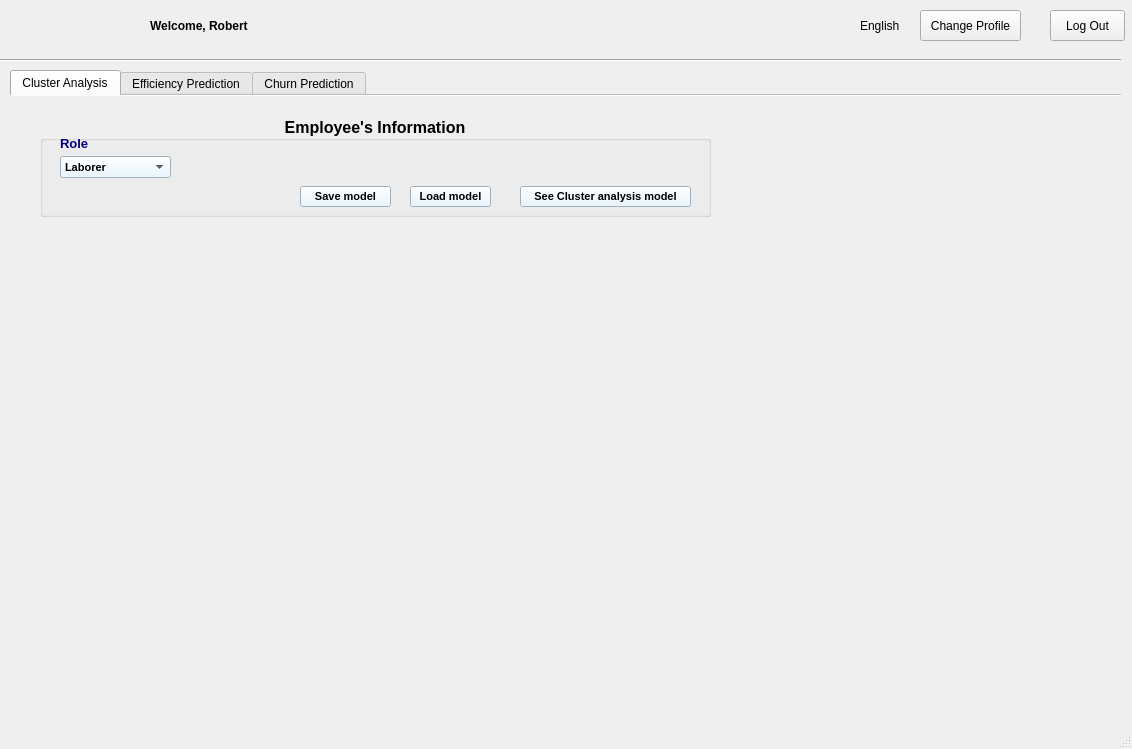
ThongNguyen0509/MLBA-Factory-Management, file ui/ML.ui: the form before one commit.
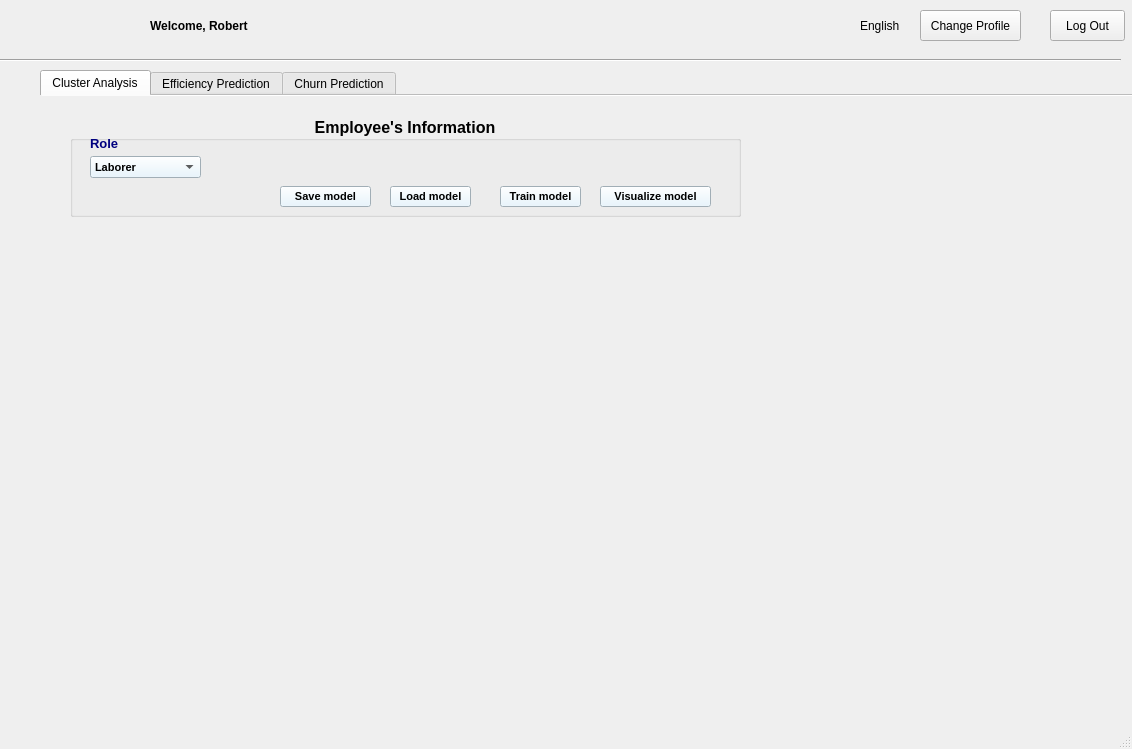
The form after the commit. The open tabs and pages were chosen to show the change. Icons and pictures are not drawn.

Patch:
```diff
--- a/ui/ML.ui
+++ b/ui/ML.ui
@@ -23,7 +23,7 @@
    <widget class="QTabWidget" name="tabWidget">
     <property name="geometry">
      <rect>
-      <x>10</x>
+      <x>40</x>
       <y>70</y>
       <width>1111</width>
       <height>631</height>
@@ -159,9 +159,9 @@
       <widget class="QPushButton" name="b_ClusterModel_4">
        <property name="geometry">
         <rect>
-         <x>480</x>
+         <x>530</x>
          <y>70</y>
-         <width>171</width>
+         <width>111</width>
          <height>21</height>
         </rect>
        </property>
@@ -178,13 +178,13 @@
 </string>
        </property>
        <property name="text">
-        <string>See Cluster analysis model</string>
+        <string>Visualize model</string>
        </property>
       </widget>
       <widget class="QPushButton" name="b_SaveCluster">
        <property name="geometry">
         <rect>
-         <x>260</x>
+         <x>210</x>
          <y>70</y>
          <width>91</width>
          <height>21</height>
@@ -209,7 +209,7 @@
       <widget class="QPushButton" name="b_LoadCluster">
        <property name="geometry">
         <rect>
-         <x>370</x>
+         <x>320</x>
          <y>70</y>
          <width>81</width>
          <height>21</height>
@@ -231,6 +231,31 @@
         <string>Load model</string>
        </property>
       </widget>
+      <widget class="QPushButton" name="b_TrainCluster">
+       <property name="geometry">
+        <rect>
+         <x>430</x>
+         <y>70</y>
+         <width>81</width>
+         <height>21</height>
+        </rect>
+       </property>
+       <property name="font">
+        <font>
+         <pointsize>8</pointsize>
+         <weight>75</weight>
+         <bold>true</bold>
+        </font>
+       </property>
+       <property name="styleSheet">
+        <string notr="true">background-color:rgb(226, 244, 255);
+color: rgb(0, 0, 0);
+</string>
+       </property>
+       <property name="text">
+        <string>Train model</string>
+       </property>
+      </widget>
      </widget>
      <widget class="QWidget" name="verticalLayoutWidget_3">
       <property name="geometry">
```
Left out of the diff: 26 changed lines with no effect on the pictures.
